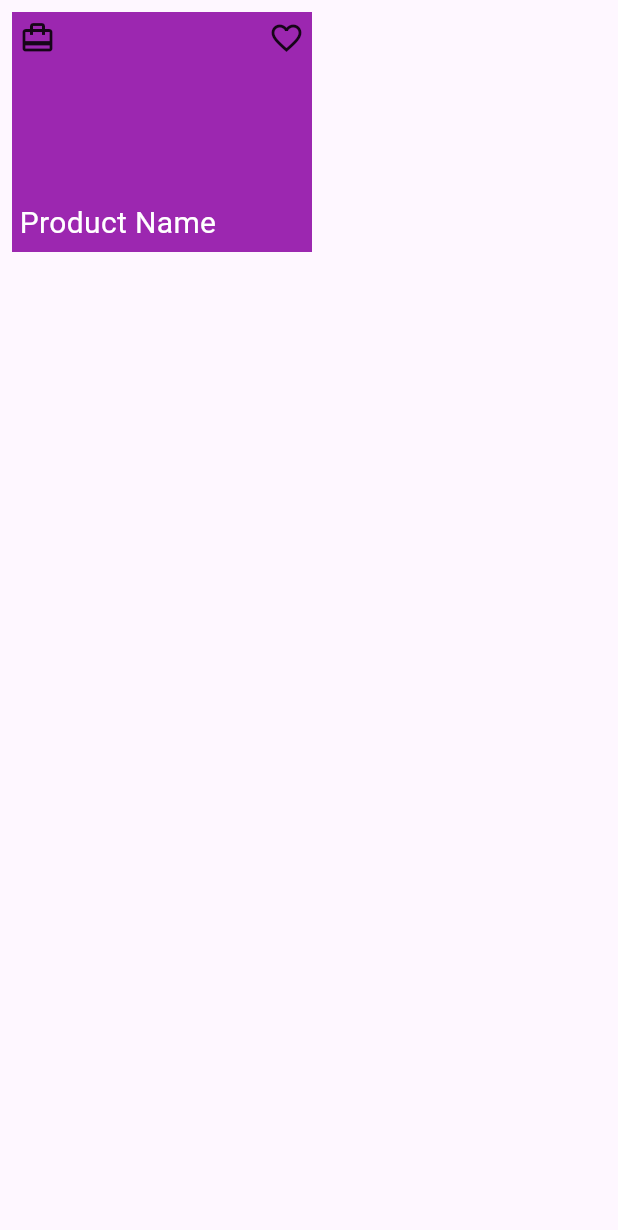
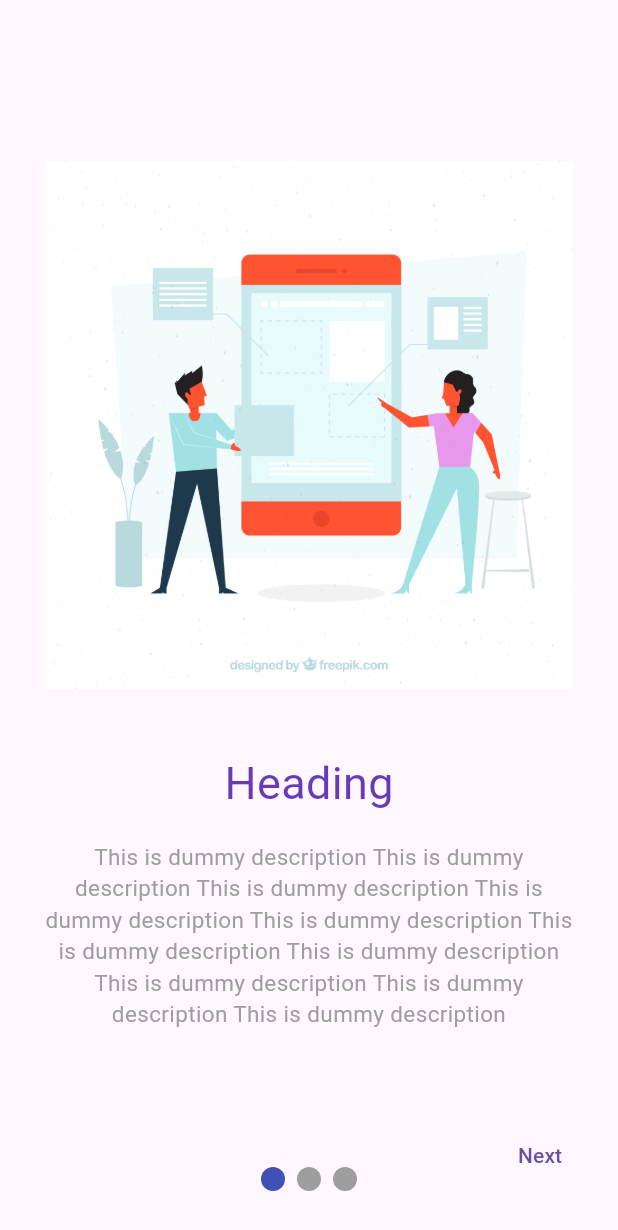
Before and after one commit to Saadhussain541/training, a Flutter app: the screen it shows after launch, on a phone screen of 412 x 824 dp. Shown: the top 1230 px of the screen. Run offline on Flutter 3.47's test engine with Material 3 defaults, Android fonts, the phone set to English and light mode, and no system bars; drawn by our look-alikes of smooth_page_indicator; our stand-ins replace animated_text_kit, google_fonts, google_nav_bar.

Commit message:
class 12

```diff
--- /dev/null
+++ b/lib/class12/onboard_screen.dart
@@ -0,0 +1,123 @@
+import 'package:flutter/material.dart';
+import 'package:smooth_page_indicator/smooth_page_indicator.dart';
+
+import 'TabScreen.dart';
+class OnboardScreen extends StatefulWidget {
+  const OnboardScreen({super.key});
+
+  @override
+  State<OnboardScreen> createState() => _OnboardScreenState();
+}
+
+class _OnboardScreenState extends State<OnboardScreen> {
+  final pageController=PageController();
+  int currentState=0;
+  @override
+  Widget build(BuildContext context) {
+    final screenWidth=MediaQuery.of(context).size.width;
+    final screenHeight=MediaQuery.of(context).size.height;
+
+    return Scaffold(
+      body: Padding(
+        padding: EdgeInsets.only(bottom: 30),
+        child: Stack(
+          children: [
+            PageView(
+              onPageChanged: (value)
+              {
+              setState(() {
+                currentState=value;
+              });
+
+
+              },
+              controller: pageController,
+              scrollDirection: Axis.horizontal,
+              children: [
+                Center(
+                  child: Padding(
+                    padding: const EdgeInsets.symmetric(horizontal: 30),
+                    child: Column(
+                      mainAxisAlignment: MainAxisAlignment.center,
+                      children: [
+                        Image.asset('assets/images/verctor1.jpg'),
+                        SizedBox(height: screenHeight*0.05,),
+                        Text('Heading',style: TextStyle(color: Colors.deepPurple,fontSize: 30),),
+                        SizedBox(height: screenHeight*0.02,),
+                        Text('This is dummy description This is dummy description This is dummy description This is dummy description This is dummy description This is dummy description This is dummy description This is dummy description '
+                            'This is dummy description This is dummy description',style: TextStyle(fontSize: 15,color: Colors.grey),textAlign: TextAlign.center,)
+
+                      ],
+                    ),
+                  ),
+                ),
+                Center(
+                  child: Padding(
+                    padding: const EdgeInsets.symmetric(horizontal: 30),
+                    child: Column(
+                      mainAxisAlignment: MainAxisAlignment.center,
+                      children: [
+                        Image.asset('assets/images/vector2.jpg'),
+                        SizedBox(height: screenHeight*0.05,),
+                        Text('Heading1',style: TextStyle(color: Colors.deepPurple,fontSize: 30),),
+                        SizedBox(height: screenHeight*0.02,),
+                        Text('This is dummy description This is dummy description This is dummy description This is dummy description This is dummy description This is dummy description This is dummy description This is dummy description '
+                            'This is dummy description This is dummy description',style: TextStyle(fontSize: 15,color: Colors.grey),textAlign: TextAlign.center,)
+
+                      ],
+                    ),
+                  ),
+                ),
+                Center(
+                  child: Padding(
+                    padding: const EdgeInsets.symmetric(horizontal: 30),
+                    child: Column(
+                      mainAxisAlignment: MainAxisAlignment.center,
+                      children: [
+                        Image.asset('assets/images/vector3.jpg'),
+                        SizedBox(height: screenHeight*0.05,),
+                        Text('Heading2',style: TextStyle(color: Colors.deepPurple,fontSize: 30),),
+                        SizedBox(height: screenHeight*0.02,),
+                        Text('This is dummy description This is dummy description This is dummy description This is dummy description This is dummy description This is dummy description This is dummy description This is dummy description '
+                            'This is dummy description This is dummy description',style: TextStyle(fontSize: 15,color: Colors.grey),textAlign: TextAlign.center,)
+
+                      ],
+                    ),
+                  ),
+                )
+              ],
+            ),
+            Positioned(
+
+                bottom: 0,
+                left: 20,
+                child: currentState==0?SizedBox():TextButton(onPressed: (){
+
+                  pageController.previousPage(duration: Duration(seconds: 1), curve: Curves.linear);
+                }, child: Text('Prev'))),
+            Positioned(
+
+                child: Align(
+                  alignment: Alignment.bottomCenter,
+                  child: SmoothPageIndicator(
+                  controller: pageController,  // PageController
+                  count:  3,
+                  effect:  WormEffect(),  // your preferred effect
+                  onDotClicked: (index){
+                  }
+                            ),
+                ) ),
+            Positioned(
+                bottom: 0,
+                right: 20,
+                child: currentState==2?TextButton(onPressed: (){
+                  Navigator.pushReplacement(context, MaterialPageRoute(builder: (context)=>Tabscreen()));
+                }, child: Text('Skip')):TextButton(onPressed: (){
+                  pageController.nextPage(duration: Duration(seconds: 1), curve: Curves.linear);
+                }, child: Text('Next')))
+          ],
+        ),
+      ),
+    );
+  }
+}
--- a/lib/main.dart
+++ b/lib/main.dart
@@ -12,6 +12,7 @@ import 'auth_screen.dart';
 import 'class10/bottom_main_screen.dart';
 import 'class11/grid_screen.dart';
 import 'class11/stack_screen.dart';
+import 'class12/onboard_screen.dart';
 import 'class5/home_redirect.dart';
 import 'class6/example2.dart';
 import 'class6/example3.dart';
@@ -39,7 +40,7 @@ class NaziaApp extends StatelessWidget {
       // },
       // initialRoute: '/splash',
 
-      home: StackScreen(),
+      home: OnboardScreen(),
       // initial Screen
     );
   }
--- a/pubspec.yaml
+++ b/pubspec.yaml
@@ -37,6 +37,7 @@ dependencies:
   google_fonts: ^6.3.2
   animated_text_kit: ^4.2.3
   google_nav_bar: ^5.0.7
+  smooth_page_indicator: ^1.2.1
 
 
 dev_dependencies:
```
Also changed, not shown: lib/class12/TabScreen.dart (added, +68 -0 lines), assets/images/vector2.jpg (added), assets/images/vector3.jpg (added), assets/images/verctor1.jpg (added), pubspec.lock.
